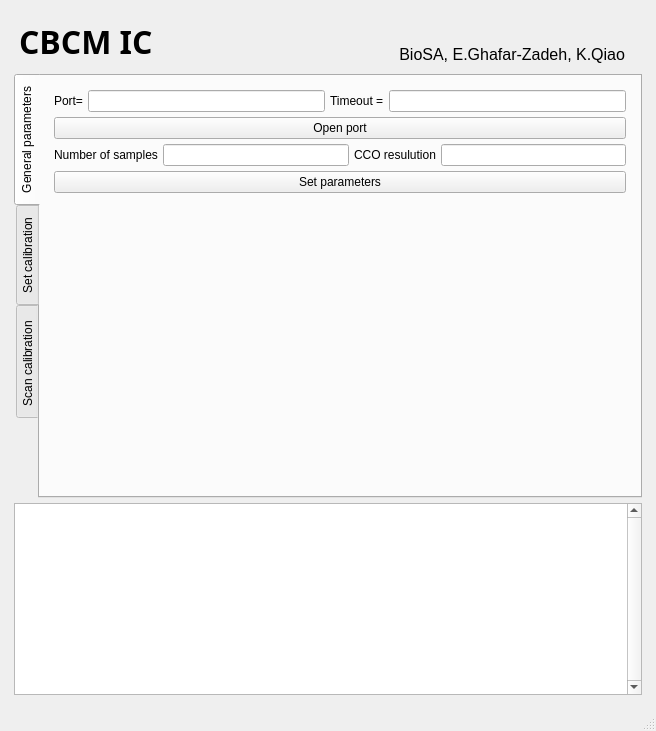
The window that Software/Python/GUI.ui (okyx10a/CBCM-IC) describes before a commit, drawn with Qt 5.
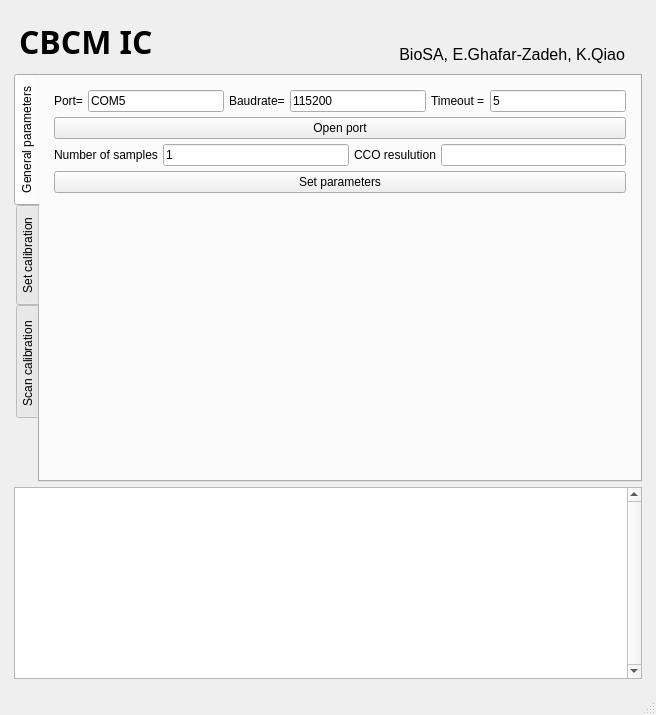
The same window after the commit. The open tabs and pages were chosen to show the change. Icons and pictures are not drawn.

```diff
--- a/Software/Python/GUI.ui
+++ b/Software/Python/GUI.ui
@@ -7,7 +7,7 @@
     <x>0</x>
     <y>0</y>
     <width>656</width>
-    <height>731</height>
+    <height>715</height>
    </rect>
   </property>
   <property name="sizePolicy">
@@ -185,7 +185,25 @@
                </widget>
               </item>
               <item>
-               <widget class="QLineEdit" name="port_input"/>
+               <widget class="QLineEdit" name="port_input">
+                <property name="text">
+                 <string>COM5</string>
+                </property>
+               </widget>
+              </item>
+              <item>
+               <widget class="QLabel" name="baudrate_label">
+                <property name="text">
+                 <string>Baudrate=</string>
+                </property>
+               </widget>
+              </item>
+              <item>
+               <widget class="QLineEdit" name="baudrate_input">
+                <property name="text">
+                 <string>115200</string>
+                </property>
+               </widget>
               </item>
               <item>
                <widget class="QLabel" name="timeout_label">
@@ -195,7 +213,11 @@
                </widget>
               </item>
               <item>
-               <widget class="QLineEdit" name="timeout_input"/>
+               <widget class="QLineEdit" name="timeout_input">
+                <property name="text">
+                 <string>5</string>
+                </property>
+               </widget>
               </item>
              </layout>
             </item>
@@ -222,7 +244,11 @@
                </widget>
               </item>
               <item>
-               <widget class="QLineEdit" name="num_samp_input"/>
+               <widget class="QLineEdit" name="num_samp_input">
+                <property name="text">
+                 <string>1</string>
+                </property>
+               </widget>
               </item>
               <item>
                <widget class="QLabel" name="res_CCO_label">
```
Left out of the diff: 26 changed lines with no effect on the pictures.
